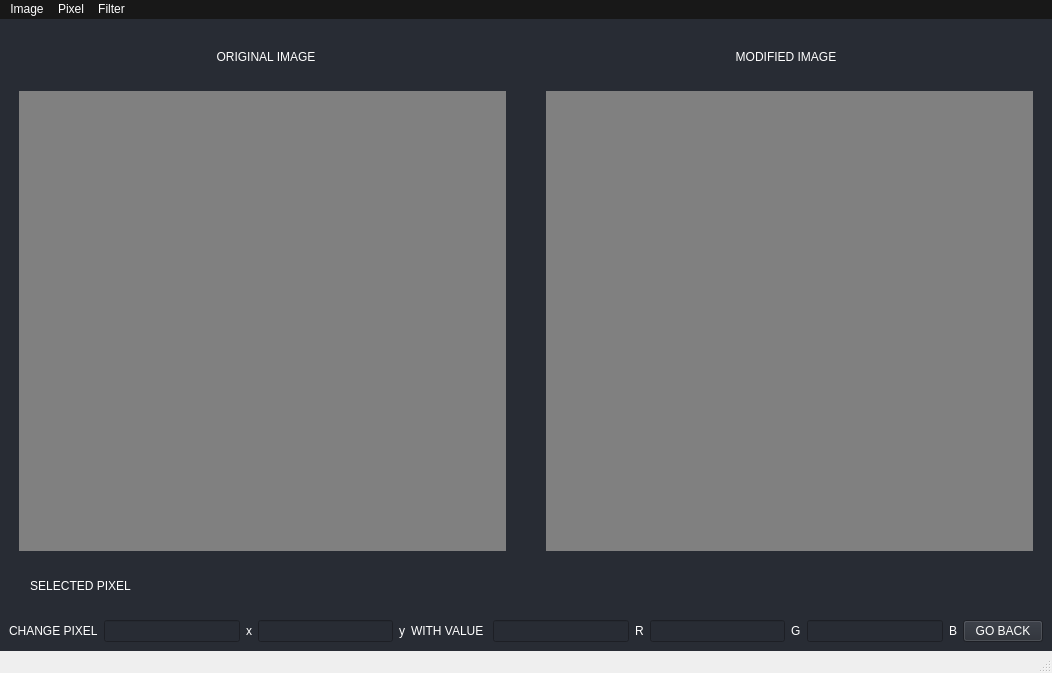
Before: the Qt Designer form TP0/GUI/gui2.ui in MatiMonaco/ATI_TPS, drawn with Qt 5.
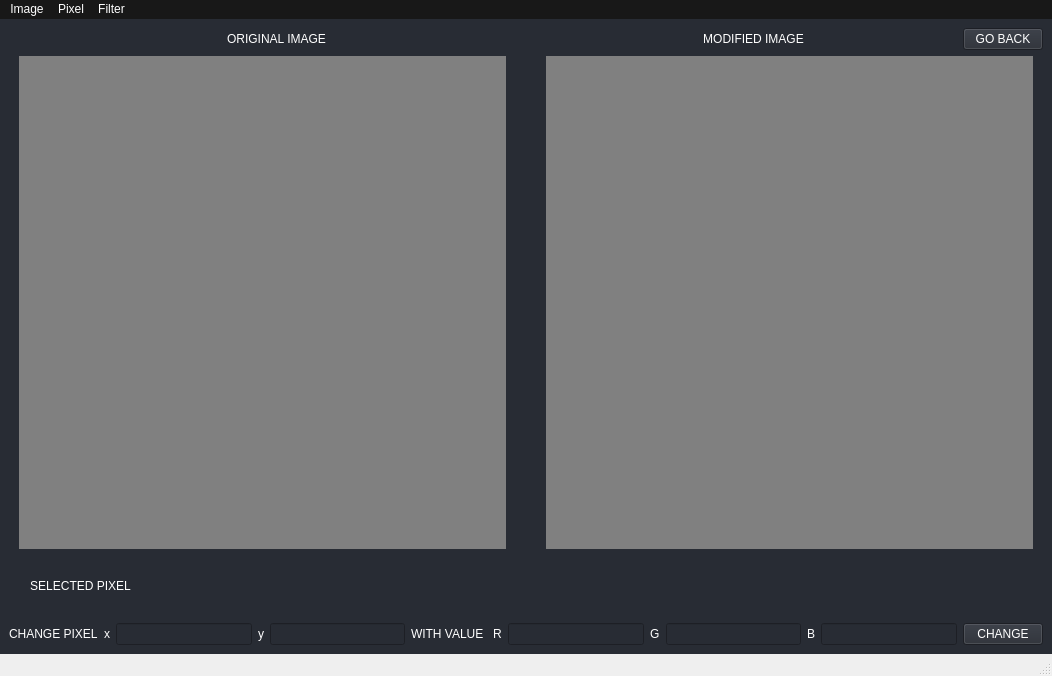
After: the same form once the commit is applied.

Commit message: feat update pixel color started

```diff
--- a/TP0/GUI/gui2.ui
+++ b/TP0/GUI/gui2.ui
@@ -7,7 +7,7 @@
     <x>0</x>
     <y>0</y>
     <width>1052</width>
-    <height>673</height>
+    <height>676</height>
    </rect>
   </property>
   <property name="cursor">
@@ -53,7 +53,7 @@
      <enum>QLayout::SetMaximumSize</enum>
     </property>
     <item>
-     <layout class="QHBoxLayout" name="horizontalLayout" stretch="2,3,4,3,2">
+     <layout class="QHBoxLayout" name="horizontalLayout" stretch="2,3,4,0,2,0">
       <property name="sizeConstraint">
        <enum>QLayout::SetDefaultConstraint</enum>
       </property>
@@ -122,6 +122,16 @@
         </property>
        </spacer>
       </item>
+      <item>
+       <widget class="QPushButton" name="btn_go_back">
+        <property name="styleSheet">
+         <string notr="true">color:rgb(255, 255, 255)</string>
+        </property>
+        <property name="text">
+         <string>GO BACK</string>
+        </property>
+       </widget>
+      </item>
      </layout>
     </item>
     <item>
@@ -254,9 +264,6 @@
         </property>
        </widget>
       </item>
-      <item>
-       <widget class="QLineEdit" name="input_pixel_x"/>
-      </item>
       <item>
        <widget class="QLabel" name="lbl_x">
         <property name="styleSheet">
@@ -268,7 +275,11 @@
        </widget>
       </item>
       <item>
-       <widget class="QLineEdit" name="input_pixel_y"/>
+       <widget class="QLineEdit" name="input_pixel_x">
+        <property name="styleSheet">
+         <string notr="true">color:rgb(255, 255, 255)</string>
+        </property>
+       </widget>
       </item>
       <item>
        <widget class="QLabel" name="lbl_y">
@@ -280,6 +291,13 @@
         </property>
        </widget>
       </item>
+      <item>
+       <widget class="QLineEdit" name="input_pixel_y">
+        <property name="styleSheet">
+         <string notr="true">color:rgb(255, 255, 255)</string>
+        </property>
+       </widget>
+      </item>
       <item>
        <widget class="QLabel" name="lbl_with_value">
         <property name="styleSheet">
@@ -290,9 +308,6 @@
         </property>
        </widget>
       </item>
-      <item>
-       <widget class="QLineEdit" name="input_pixel_new_r"/>
-      </item>
       <item>
        <widget class="QLabel" name="lbl_r">
         <property name="styleSheet">
@@ -304,7 +319,11 @@
        </widget>
       </item>
       <item>
-       <widget class="QLineEdit" name="input_pixel_new_g"/>
+       <widget class="QLineEdit" name="input_pixel_new_r">
+        <property name="styleSheet">
+         <string notr="true">color:rgb(255, 255, 255)</string>
+        </property>
+       </widget>
       </item>
       <item>
        <widget class="QLabel" name="lbl_g">
@@ -317,7 +336,11 @@
        </widget>
       </item>
       <item>
-       <widget class="QLineEdit" name="input_pixel_new_b"/>
+       <widget class="QLineEdit" name="input_pixel_new_g">
+        <property name="styleSheet">
+         <string notr="true">color:rgb(255, 255, 255)</string>
+        </property>
+       </widget>
       </item>
       <item>
        <widget class="QLabel" name="lbl_y_3">
@@ -330,12 +353,19 @@
        </widget>
       </item>
       <item>
-       <widget class="QPushButton" name="pushButton">
+       <widget class="QLineEdit" name="input_pixel_new_b">
+        <property name="styleSheet">
+         <string notr="true">color:rgb(255, 255, 255)</string>
+        </property>
+       </widget>
+      </item>
+      <item>
+       <widget class="QPushButton" name="btn_update_pixel">
         <property name="styleSheet">
          <string notr="true">color:rgb(255, 255, 255)</string>
         </property>
         <property name="text">
-         <string>GO BACK</string>
+         <string>CHANGE</string>
         </property>
        </widget>
       </item>
```
Left out of the diff: 2 changed lines with no effect on the pictures. The commit also changes 1 other file.
